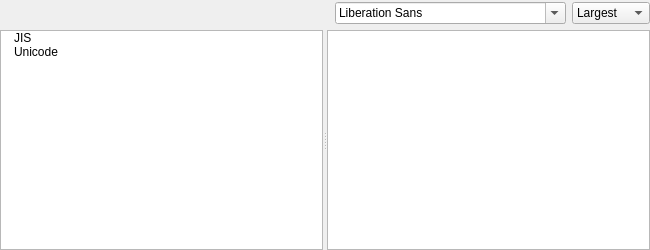
Above: src/gui/character_pad/character_palette.ui from niw/mozc before the change. Below: the same form after it.
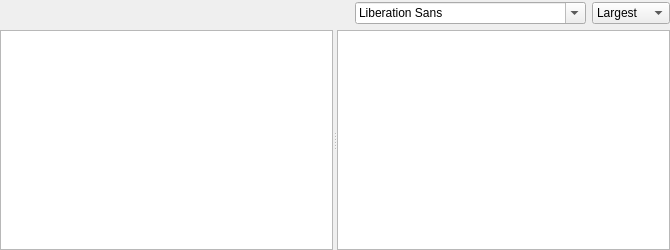
That is the form after the change. Custom widgets are drawn as their Qt base class.

```diff
--- a/src/gui/character_pad/character_palette.ui
+++ b/src/gui/character_pad/character_palette.ui
@@ -6,7 +6,7 @@
    <rect>
     <x>0</x>
     <y>0</y>
-    <width>650</width>
+    <width>670</width>
     <height>250</height>
    </rect>
   </property>
@@ -118,16 +118,6 @@
            <string/>
           </property>
          </column>
-         <item>
-          <property name="text">
-           <string>JIS</string>
-          </property>
-         </item>
-         <item>
-          <property name="text">
-           <string>Unicode</string>
-          </property>
-         </item>
         </widget>
         <widget class="CharacterPaletteTableWidget" name="tableWidget"/>
        </widget>
```
